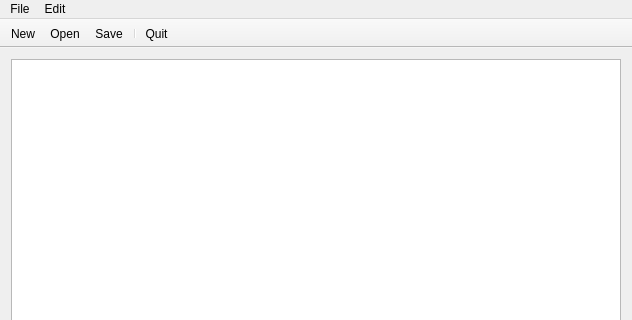
Above: texteditor.ui from anshuman8800/IDE_TDP-Vista before the change; both pictures show x 0 to 632 and y 0 to 320 of the 632 by 498 pixel window. Below: the same form after it.
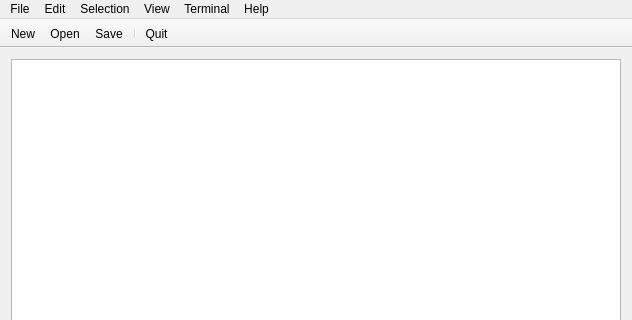
That is the form after the change. Icons and pictures are not drawn.

Commit message: Add additional menu Btn

What changed in the file:
```diff
--- a/texteditor.ui
+++ b/texteditor.ui
@@ -59,7 +59,7 @@
      <x>0</x>
      <y>0</y>
      <width>632</width>
-     <height>26</height>
+     <height>22</height>
     </rect>
    </property>
    <widget class="QMenu" name="menuFile">
@@ -90,8 +90,38 @@
     <addaction name="separator"/>
     <addaction name="actionFind_Replace"/>
    </widget>
+   <widget class="QMenu" name="menuSelection">
+    <property name="title">
+     <string>Selection</string>
+    </property>
+    <addaction name="actionSelect_All"/>
+   </widget>
+   <widget class="QMenu" name="menuView">
+    <property name="title">
+     <string>View</string>
+    </property>
+    <addaction name="actionRun"/>
+   </widget>
+   <widget class="QMenu" name="menuTerminal">
+    <property name="title">
+     <string>Terminal</string>
+    </property>
+    <addaction name="actionNew_Terminal"/>
+    <addaction name="actionSplit_Terminal"/>
+   </widget>
+   <widget class="QMenu" name="menuHelp">
+    <property name="title">
+     <string>Help</string>
+    </property>
+    <addaction name="actionWelcome"/>
+    <addaction name="actionAbout"/>
+   </widget>
    <addaction name="menuFile"/>
    <addaction name="menuEdit"/>
+   <addaction name="menuSelection"/>
+   <addaction name="menuView"/>
+   <addaction name="menuTerminal"/>
+   <addaction name="menuHelp"/>
   </widget>
   <action name="actionNew">
    <property name="icon">
```
Left out of the diff: 30 changed lines with no effect on the pictures. The commit also changes 1 other file.
